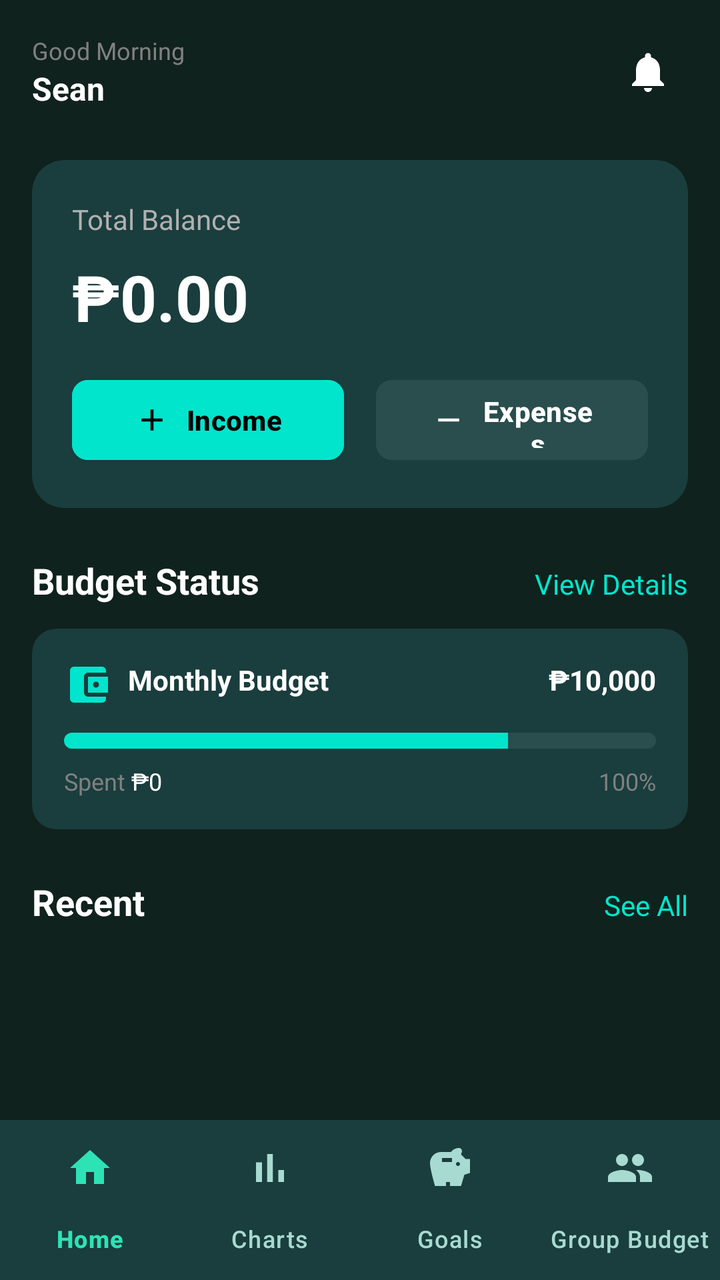
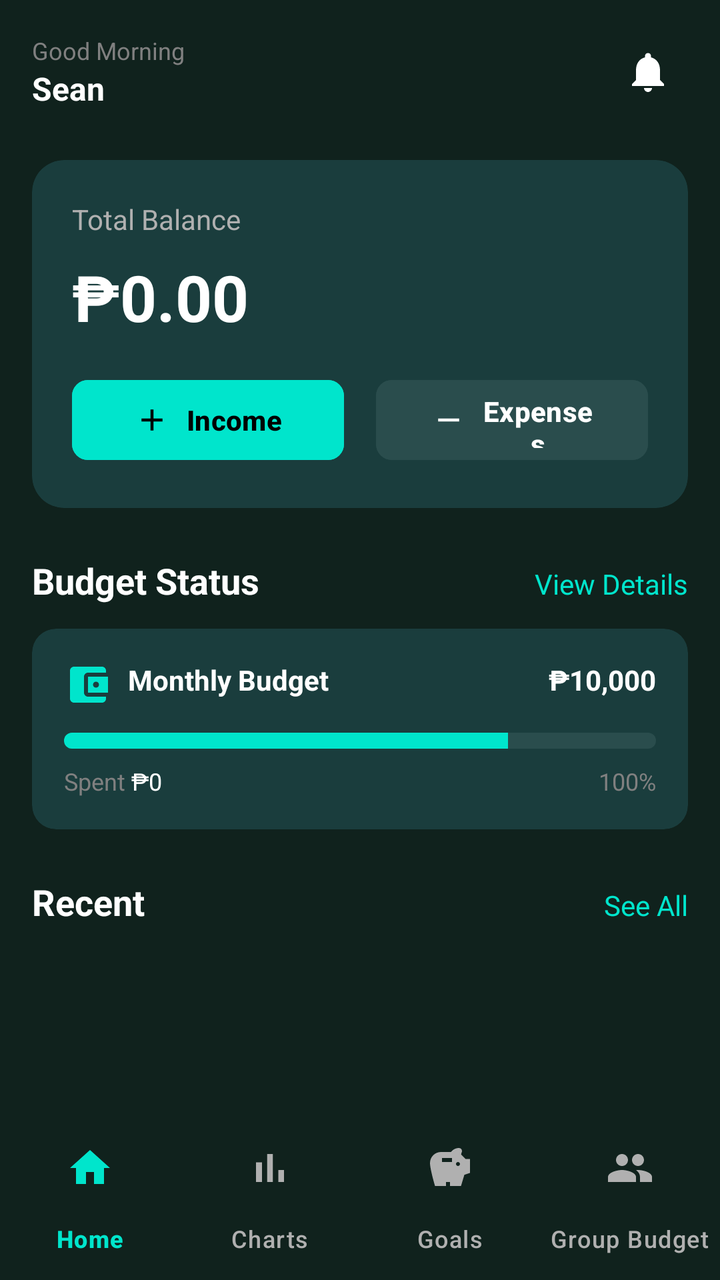

Before-and-after screenshots of an Android layout around one commit, followed by the original layout XML and the change that was made.
<!-- AndroidManifest.xml: application theme Theme.TipidMate -->
<!-- res/layout/home_screen.xml -->
<?xml version="1.0" encoding="utf-8"?>
<RelativeLayout xmlns:android="http://schemas.android.com/apk/res/android"
    xmlns:app="http://schemas.android.com/apk/res-auto"
    xmlns:tools="http://schemas.android.com/tools"
    android:layout_width="match_parent"
    android:layout_height="match_parent"
    android:background="#10221D">

    <ScrollView
        android:layout_width="match_parent"
        android:layout_height="match_parent"
        android:layout_above="@id/bottom_navigation"
        android:fillViewport="true">

        <androidx.constraintlayout.widget.ConstraintLayout
            android:layout_width="match_parent"
            android:layout_height="wrap_content"
            android:paddingBottom="80dp">

            
            <LinearLayout
                android:id="@+id/llHeader"
                android:layout_width="match_parent"
                android:layout_height="wrap_content"
                android:gravity="center_vertical"
                android:orientation="horizontal"
                android:padding="16dp"
                app:layout_constraintTop_toTopOf="parent">

                
                <LinearLayout
                    android:layout_width="0dp"
                    android:layout_height="wrap_content"
                    android:layout_weight="1"
                    android:orientation="vertical">

                    <TextView
                        android:layout_width="wrap_content"
                        android:layout_height="wrap_content"
                        android:text="Good Morning"
                        android:textColor="#808080"
                        android:textSize="12sp" />

                    <TextView
                        android:id="@+id/tvUserName"
                        android:layout_width="wrap_content"
                        android:layout_height="wrap_content"
                        android:text="Sean"
                        android:textColor="#FFFFFF"
                        android:textSize="16sp"
                        android:textStyle="bold" />
                </LinearLayout>

                
                <ImageView
                    android:id="@+id/ivNotification"
                    android:layout_width="40dp"
                    android:layout_height="40dp"
                    android:padding="8dp"
                    android:src="@drawable/ic_notification"
                    app:tint="#FFFFFF" />
            </LinearLayout>

            
            <androidx.cardview.widget.CardView
                android:id="@+id/cvBalance"
                android:layout_width="match_parent"
                android:layout_height="wrap_content"
                android:layout_marginStart="16dp"
                android:layout_marginTop="8dp"
                android:layout_marginEnd="16dp"
                app:cardBackgroundColor="#1a3d3d"
                app:cardCornerRadius="16dp"
                app:cardElevation="0dp"
                app:layout_constraintTop_toBottomOf="@id/llHeader">

                <LinearLayout
                    android:layout_width="match_parent"
                    android:layout_height="wrap_content"
                    android:orientation="vertical"
                    android:padding="20dp">

                    <TextView
                        android:layout_width="wrap_content"
                        android:layout_height="wrap_content"
                        android:text="Total Balance"
                        android:textColor="#B0B0B0"
                        android:textSize="14sp" />

                    <TextView
                        android:id="@+id/tvTotalBalance"
                        android:layout_width="wrap_content"
                        android:layout_height="wrap_content"
                        android:layout_marginTop="8dp"
                        android:text="₱0.00"
                        android:textColor="#FFFFFF"
                        android:textSize="32sp"
                        android:textStyle="bold" />

                    
                    <LinearLayout
                        android:layout_width="match_parent"
                        android:layout_height="wrap_content"
                        android:layout_marginTop="16dp"
                        android:gravity="center"
                        android:orientation="horizontal">

                        <com.google.android.material.button.MaterialButton
                            android:id="@+id/btnIncome"
                            android:layout_width="0dp"
                            android:layout_height="48dp"
                            android:layout_marginEnd="8dp"
                            android:layout_weight="1"
                            android:backgroundTint="#00E5CC"
                            android:text="Income"
                            android:textColor="#000000"
                            android:textSize="14sp"
                            android:textStyle="bold"
                            app:cornerRadius="8dp"
                            app:icon="@drawable/ic_income"
                            app:iconGravity="textStart"
                            app:iconTint="#000000" />

                        <com.google.android.material.button.MaterialButton
                            android:id="@+id/btnExpenses"
                            android:layout_width="0dp"
                            android:layout_height="48dp"
                            android:layout_marginStart="8dp"
                            android:layout_weight="1"
                            android:backgroundTint="#2a4d4d"
                            android:text="Expenses"
                            android:textColor="#FFFFFF"
                            android:textSize="14sp"
                            android:textStyle="bold"
                            app:cornerRadius="8dp"
                            app:icon="@drawable/ic_expense"
                            app:iconGravity="textStart"
                            app:iconTint="#FFFFFF" />
                    </LinearLayout>
                </LinearLayout>
            </androidx.cardview.widget.CardView>

            
            <LinearLayout
                android:id="@+id/llBudgetHeader"
                android:layout_width="match_parent"
                android:layout_height="wrap_content"
                android:layout_marginStart="16dp"
                android:layout_marginTop="24dp"
                android:layout_marginEnd="16dp"
                android:orientation="horizontal"
                app:layout_constraintTop_toBottomOf="@id/cvBalance">

                <TextView
                    android:layout_width="0dp"
                    android:layout_height="wrap_content"
                    android:layout_weight="1"
                    android:text="Budget Status"
                    android:textColor="#FFFFFF"
                    android:textSize="18sp"
                    android:textStyle="bold" />

                <TextView
                    android:id="@+id/tvViewDetails"
                    android:layout_width="wrap_content"
                    android:layout_height="wrap_content"
                    android:text="View Details"
                    android:textColor="#00E5CC"
                    android:textSize="14sp" />
            </LinearLayout>

            
            <androidx.cardview.widget.CardView
                android:id="@+id/cvBudget"
                android:layout_width="match_parent"
                android:layout_height="wrap_content"
                android:layout_marginStart="16dp"
                android:layout_marginTop="12dp"
                android:layout_marginEnd="16dp"
                app:cardBackgroundColor="#1a3d3d"
                app:cardCornerRadius="12dp"
                app:cardElevation="0dp"
                app:layout_constraintTop_toBottomOf="@id/llBudgetHeader">

                <LinearLayout
                    android:layout_width="match_parent"
                    android:layout_height="wrap_content"
                    android:orientation="vertical"
                    android:padding="16dp">

                    <LinearLayout
                        android:layout_width="match_parent"
                        android:layout_height="wrap_content"
                        android:orientation="horizontal">

                        <ImageView
                            android:layout_width="24dp"
                            android:layout_height="24dp"
                            android:src="@drawable/ic_budget"
                            app:tint="#00E5CC" />

                        <TextView
                            android:id="@+id/tvBudgetLabel"
                            android:layout_width="0dp"
                            android:layout_height="wrap_content"
                            android:layout_marginStart="8dp"
                            android:layout_weight="1"
                            android:text="Monthly Budget"
                            android:textColor="#FFFFFF"
                            android:textSize="14sp"
                            android:textStyle="bold" />

                        <TextView
                            android:id="@+id/tvBudgetAmount"
                            android:layout_width="wrap_content"
                            android:layout_height="wrap_content"
                            android:text="₱10,000"
                            android:textColor="#FFFFFF"
                            android:textSize="14sp"
                            android:textStyle="bold" />

                    </LinearLayout>

                    
                    <ProgressBar
                        android:id="@+id/pbBudget"
                        style="?android:attr/progressBarStyleHorizontal"
                        android:layout_width="match_parent"
                        android:layout_height="8dp"
                        android:layout_marginTop="12dp"
                        android:max="100"
                        android:progress="75"
                        android:progressDrawable="@drawable/progress_budget" />

                    
                    <LinearLayout
                        android:layout_width="match_parent"
                        android:layout_height="wrap_content"
                        android:layout_marginTop="8dp"
                        android:orientation="horizontal">

                        <TextView
                            android:id="@+id/tvSpentLabel"
                            android:layout_width="wrap_content"
                            android:layout_height="wrap_content"
                            android:text="Spent"
                            android:textColor="#808080"
                            android:textSize="12sp" />

                        <TextView
                            android:id="@+id/tvSpentAmount"
                            android:layout_width="0dp"
                            android:layout_height="wrap_content"
                            android:layout_weight="1"
                            android:text=" ₱0"
                            android:textColor="#FFFFFF"
                            android:textSize="12sp" />

                        <TextView
                            android:id="@+id/tvRemaining"
                            android:layout_width="wrap_content"
                            android:layout_height="wrap_content"
                            android:text="100%"
                            android:textColor="#808080"
                            android:textSize="12sp" />
                    </LinearLayout>
                </LinearLayout>
            </androidx.cardview.widget.CardView>

            
            <LinearLayout
                android:id="@+id/llRecentHeader"
                android:layout_width="match_parent"
                android:layout_height="wrap_content"
                android:layout_marginStart="16dp"
                android:layout_marginTop="24dp"
                android:layout_marginEnd="16dp"
                android:orientation="horizontal"
                app:layout_constraintTop_toBottomOf="@id/cvBudget">

                <TextView
                    android:layout_width="0dp"
                    android:layout_height="wrap_content"
                    android:layout_weight="1"
                    android:text="Recent"
                    android:textColor="#FFFFFF"
                    android:textSize="18sp"
                    android:textStyle="bold" />

                <TextView
                    android:id="@+id/tvSeeAll"
                    android:layout_width="wrap_content"
                    android:layout_height="wrap_content"
                    android:text="See All"
                    android:textColor="#00E5CC"
                    android:textSize="14sp" />
            </LinearLayout>

            
            <LinearLayout
                android:id="@+id/llTransactions"
                android:layout_width="match_parent"
                android:layout_height="wrap_content"
                android:layout_marginStart="16dp"
                android:layout_marginTop="12dp"
                android:layout_marginEnd="16dp"
                android:orientation="vertical"
                app:layout_constraintTop_toBottomOf="@id/llRecentHeader">

                <TextView
                    android:id="@+id/tvNoTransactions"
                    android:layout_width="wrap_content"
                    android:layout_height="wrap_content"
                    android:layout_gravity="center_horizontal"
                    android:text="No transactions yet."
                    android:textColor="#808080"
                    android:textSize="14sp"
                    android:visibility="gone" />

            </LinearLayout>

        </androidx.constraintlayout.widget.ConstraintLayout>
    </ScrollView>

    <com.google.android.material.bottomnavigation.BottomNavigationView
        android:id="@+id/bottom_navigation"
        android:layout_width="match_parent"
        android:layout_height="wrap_content"
        android:layout_alignParentBottom="true"
        android:background="#1a3d3d"
        app:itemIconTint="@color/bottom_nav_item_tint"
        app:itemTextColor="@color/bottom_nav_item_tint"
        app:labelVisibilityMode="labeled"
        app:menu="@menu/bottom_nav_menu" />

</RelativeLayout>
<!-- resources referenced by this layout -->
<resources>
  <!-- drawable ic_budget (drawable) -->
  <?xml version="1.0" encoding="utf-8"?>
  <vector xmlns:android="http://schemas.android.com/apk/res/android"
      android:width="24dp"
      android:height="24dp"
      android:viewportWidth="24"
      android:viewportHeight="24">
      <path
          android:fillColor="#00E5CC"
          android:pathData="M21,18v1c0,1.1-0.9,2-2,2H5c-1.11,0-2-0.9-2-2V5c0-1.1 0.89-2 2-2h14c1.1,0 2,0.9 2,2v1h-9c-1.11,0-2,0.9-2,2v8c0,1.1 0.89,2 2,2h9zM12,16h10V8H12v8zM16,13.5c-0.83,0-1.5-0.67-1.5-1.5s0.67-1.5 1.5-1.5 1.5,0.67 1.5,1.5 -0.67,1.5 -1.5,1.5z"/>
  </vector>
  <!-- drawable ic_expense (drawable) -->
  <vector xmlns:android="http://schemas.android.com/apk/res/android"
      android:width="24dp"
      android:height="24dp"
      android:viewportWidth="24"
      android:viewportHeight="24">
    <path
        android:fillColor="#FFFFFF"
        android:pathData="M19,13H5v-2h14v2z"/>
  </vector>
  <!-- drawable ic_income (drawable) -->
  <vector xmlns:android="http://schemas.android.com/apk/res/android"
      android:width="24dp"
      android:height="24dp"
      android:viewportWidth="24"
      android:viewportHeight="24">
    <path
        android:fillColor="#000000"
        android:pathData="M19,13h-6v6h-2v-6H5v-2h6V5h2v6h6v2z"/>
  </vector>
  <!-- drawable ic_notification (drawable) -->
  <?xml version="1.0" encoding="utf-8"?>
  <vector xmlns:android="http://schemas.android.com/apk/res/android"
      android:width="24dp"
      android:height="24dp"
      android:viewportWidth="24"
      android:viewportHeight="24">
      <path
          android:fillColor="#FFFFFF"
          android:pathData="M12,22c1.1,0 2,-0.9 2,-2h-4c0,1.1 0.89,2 2,2zM18,16v-5c0,-3.07 -1.64,-5.64 -4.5,-6.32V4c0,-0.83 -0.67,-1.5 -1.5,-1.5s-1.5,0.67 -1.5,1.5v0.68C7.63,5.36 6,7.92 6,11v5l-2,2v1h16v-1l-2,-2z"/>
  </vector>
  <!-- drawable progress_budget (drawable) -->
  <?xml version="1.0" encoding="utf-8"?>
  <layer-list xmlns:android="http://schemas.android.com/apk/res/android">
      <item android:id="@android:id/background">
          <shape>
              <solid android:color="#2a4d4d"/>
              <corners android:radius="4dp"/>
          </shape>
      </item>
      <item android:id="@android:id/progress">
          <clip>
              <shape>
                  <solid android:color="#00E5CC"/>
                  <corners android:radius="4dp"/>
              </shape>
          </clip>
      </item>
  </layer-list>
  <style name="Theme.TipidMate" parent="Base.Theme.TipidMate" />
  <style name="Base.Theme.TipidMate" parent="Theme.Material3.DayNight.NoActionBar">
          
          
      </style>
</resources>

<!-- the commit's change to res/layout/home_screen.xml (unified diff, before → after) -->
@@ -37,7 +37,7 @@
                     <TextView
                         android:layout_width="wrap_content"
                         android:layout_height="wrap_content"
-                        android:text="Good Morning"
+                        android:text="@string/good_morning"
                         android:textColor="#808080"
                         android:textSize="12sp" />
 
@@ -45,7 +45,7 @@
                         android:id="@+id/tvUserName"
                         android:layout_width="wrap_content"
                         android:layout_height="wrap_content"
-                        android:text="Sean"
+                        android:text="@string/user_name"
                         android:textColor="#FFFFFF"
                         android:textSize="16sp"
                         android:textStyle="bold" />
@@ -58,6 +58,7 @@
                     android:layout_height="40dp"
                     android:padding="8dp"
                     android:src="@drawable/ic_notification"
+                    android:contentDescription="@string/logo_description"
                     app:tint="#FFFFFF" />
             </LinearLayout>
 
@@ -83,7 +84,7 @@
                     <TextView
                         android:layout_width="wrap_content"
                         android:layout_height="wrap_content"
-                        android:text="Total Balance"
+                        android:text="@string/total_balance"
                         android:textColor="#B0B0B0"
                         android:textSize="14sp" />
 
@@ -112,7 +113,7 @@
                             android:layout_marginEnd="8dp"
                             android:layout_weight="1"
                             android:backgroundTint="#00E5CC"
-                            android:text="Income"
+                            android:text="@string/income"
                             android:textColor="#000000"
                             android:textSize="14sp"
                             android:textStyle="bold"
@@ -128,7 +129,7 @@
                             android:layout_marginStart="8dp"
                             android:layout_weight="1"
                             android:backgroundTint="#2a4d4d"
-                            android:text="Expenses"
+                            android:text="@string/expenses"
                             android:textColor="#FFFFFF"
                             android:textSize="14sp"
                             android:textStyle="bold"
@@ -155,7 +156,7 @@
                     android:layout_width="0dp"
                     android:layout_height="wrap_content"
                     android:layout_weight="1"
-                    android:text="Budget Status"
+                    android:text="@string/budget_status"
                     android:textColor="#FFFFFF"
                     android:textSize="18sp"
                     android:textStyle="bold" />
@@ -164,7 +165,7 @@
                     android:id="@+id/tvViewDetails"
                     android:layout_width="wrap_content"
                     android:layout_height="wrap_content"
-                    android:text="View Details"
+                    android:text="@string/view_details"
                     android:textColor="#00E5CC"
                     android:textSize="14sp" />
             </LinearLayout>
@@ -197,6 +198,7 @@
                             android:layout_width="24dp"
                             android:layout_height="24dp"
                             android:src="@drawable/ic_budget"
+                            android:contentDescription="@string/logo_description"
                             app:tint="#00E5CC" />
 
                         <TextView
@@ -205,7 +207,7 @@
                             android:layout_height="wrap_content"
                             android:layout_marginStart="8dp"
                             android:layout_weight="1"
-                            android:text="Monthly Budget"
+                            android:text="@string/monthly_budget"
                             android:textColor="#FFFFFF"
                             android:textSize="14sp"
                             android:textStyle="bold" />
@@ -243,7 +245,7 @@
                             android:id="@+id/tvSpentLabel"
                             android:layout_width="wrap_content"
                             android:layout_height="wrap_content"
-                            android:text="Spent"
+                            android:text="@string/spent"
                             android:textColor="#808080"
                             android:textSize="12sp" />
 
@@ -282,7 +284,7 @@
                     android:layout_width="0dp"
                     android:layout_height="wrap_content"
                     android:layout_weight="1"
-                    android:text="Recent"
+                    android:text="@string/recent"
                     android:textColor="#FFFFFF"
                     android:textSize="18sp"
                     android:textStyle="bold" />
@@ -291,7 +293,7 @@
                     android:id="@+id/tvSeeAll"
                     android:layout_width="wrap_content"
                     android:layout_height="wrap_content"
-                    android:text="See All"
+                    android:text="@string/see_all"
                     android:textColor="#00E5CC"
                     android:textSize="14sp" />
             </LinearLayout>
@@ -312,7 +314,7 @@
                     android:layout_width="wrap_content"
                     android:layout_height="wrap_content"
                     android:layout_gravity="center_horizontal"
-                    android:text="No transactions yet."
+                    android:text="@string/no_transactions_yet"
                     android:textColor="#808080"
                     android:textSize="14sp"
                     android:visibility="gone" />
@@ -327,7 +329,7 @@
         android:layout_width="match_parent"
         android:layout_height="wrap_content"
         android:layout_alignParentBottom="true"
-        android:background="#1a3d3d"
+        android:background="@color/dark_green"
         app:itemIconTint="@color/bottom_nav_item_tint"
         app:itemTextColor="@color/bottom_nav_item_tint"
         app:labelVisibilityMode="labeled"
<!-- resource entries referenced after the edit -->
@@ -1,5 +1,6 @@
 <!-- resources referenced by this layout -->
 <resources>
+  <color name="dark_green">#10221D</color>
   <!-- drawable ic_budget (drawable) -->
   <?xml version="1.0" encoding="utf-8"?>
   <vector xmlns:android="http://schemas.android.com/apk/res/android"
@@ -60,6 +61,19 @@
           </clip>
       </item>
   </layer-list>
+  <string name="budget_status">Budget Status</string>
+  <string name="expenses">Expenses</string>
+  <string name="good_morning">Good Morning</string>
+  <string name="income">Income</string>
+  <string name="logo_description">TipidMate Logo</string>
+  <string name="monthly_budget">Monthly Budget</string>
+  <string name="no_transactions_yet">No transactions yet.</string>
+  <string name="recent">Recent</string>
+  <string name="see_all">See All</string>
+  <string name="spent">Spent</string>
+  <string name="total_balance">Total Balance</string>
+  <string name="user_name">Sean</string>
+  <string name="view_details">View Details</string>
   <style name="Theme.TipidMate" parent="Base.Theme.TipidMate" />
   <style name="Base.Theme.TipidMate" parent="Theme.Material3.DayNight.NoActionBar">
           
